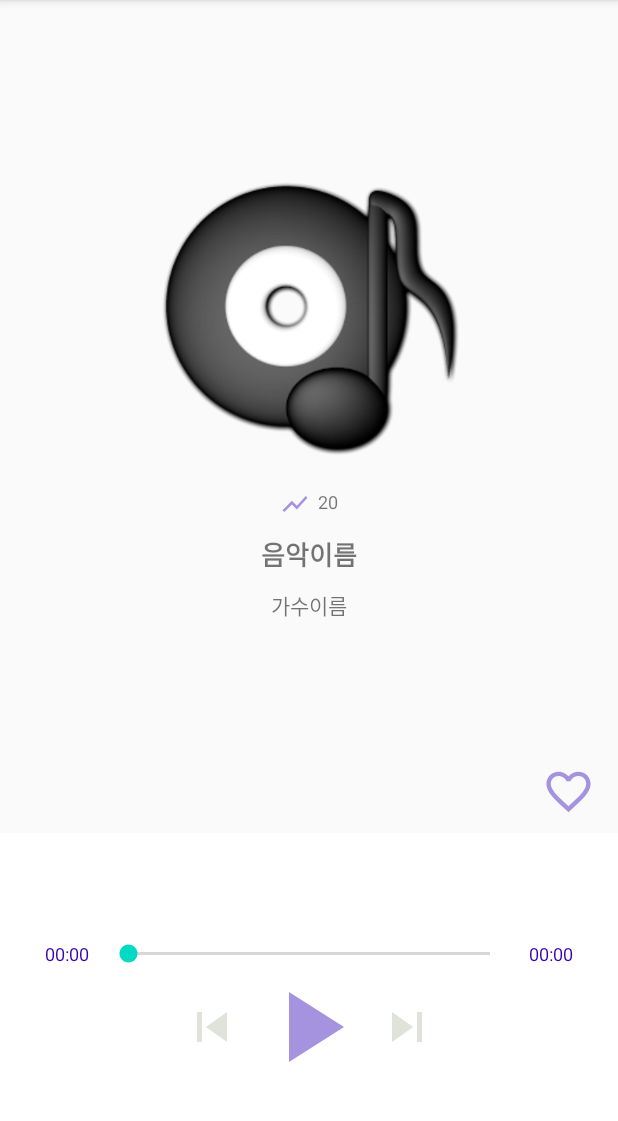
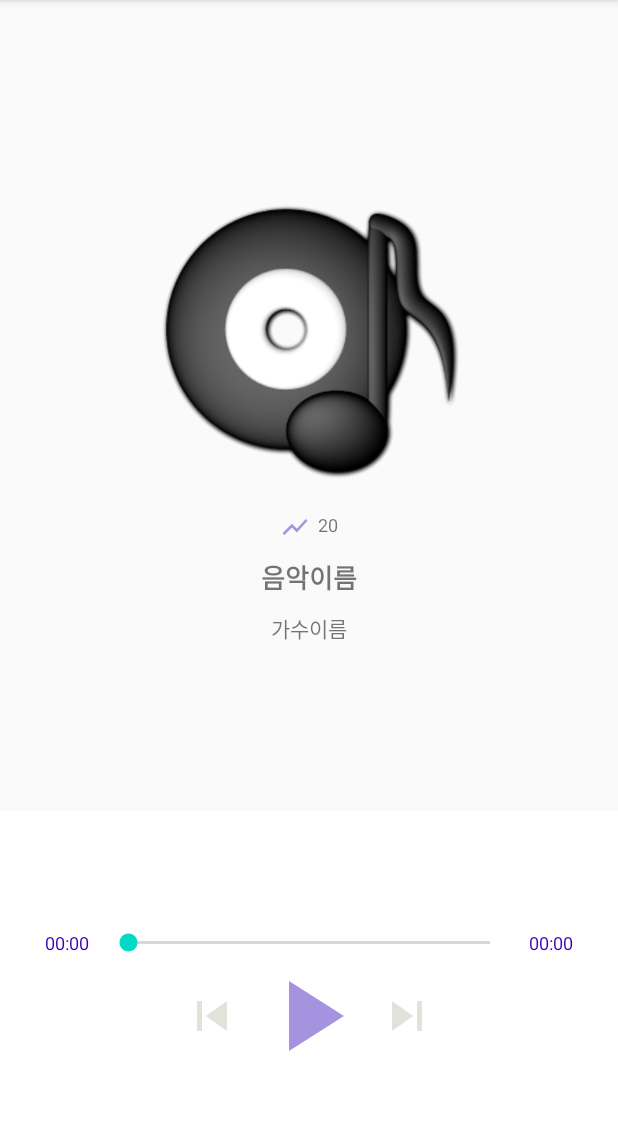
Before and after one commit to rhkrwjddns/MineMusicMP3Player, an Android app: the screen it shows after launch (MainActivity), on a phone screen of 412 x 824 dp, the part 84-1205 px from its top. Run offline under Robolectric (Android 15) with nearby library versions, the phone set to English and light mode, and no system bars.

Commit message:
DB query 수정. 곡 선택시 일시정지 아이콘으로 변환되도록 수정. like 기능삭제.

```diff
--- a/app/src/main/AndroidManifest.xml
+++ b/app/src/main/AndroidManifest.xml
@@ -6,9 +6,9 @@
 
     <application
         android:allowBackup="true"
-        android:icon="@mipmap/ic_launcher"
+        android:icon="@drawable/img_mp3_player"
         android:label="@string/app_name"
-        android:roundIcon="@mipmap/ic_launcher_round"
+        android:roundIcon="@drawable/img_mp3_player"
         android:supportsRtl="true"
         android:theme="@style/Theme.MineMusicMP3Player">
         <activity android:name=".MainActivity">
--- a/app/src/main/java/com/example/minemusicmp3player/MainActivity.java
+++ b/app/src/main/java/com/example/minemusicmp3player/MainActivity.java
@@ -9,6 +9,7 @@ import androidx.recyclerview.widget.LinearLayoutManager;
 import androidx.recyclerview.widget.RecyclerView;
 
 import android.Manifest;
+import android.annotation.SuppressLint;
 import android.database.Cursor;
 import android.os.Bundle;
 import android.provider.MediaStore;
@@ -24,13 +25,11 @@ public class MainActivity extends AppCompatActivity {
     private DrawerLayout drawerLayout;
     private FrameLayout frameLayout;
     private RecyclerView recyclerView;
-    private RecyclerView recyclerLike;
 
     //musicDataArrayList
     private ArrayList<MusicData> musicDataArrayList = new ArrayList<>();
-    private ArrayList<MusicData> likeDataArrayList = new ArrayList<>();
 
-    private MusicAdapter musicAdapter, musicAdapterLike;
+    private MusicAdapter musicAdapter;
     private Player player;
 
     //DB 객체참조변수
@@ -48,18 +47,14 @@ public class MainActivity extends AppCompatActivity {
 
         //어뎁터 생성
         musicAdapter = new MusicAdapter(getApplicationContext());
-        musicAdapterLike = new MusicAdapter(getApplicationContext());
 
         //recyclerView 에서 리니어레이아웃메니저를 적용시켜야 된다.
         LinearLayoutManager linearLayoutManager = new LinearLayoutManager(getApplicationContext());
-        LinearLayoutManager likeLayoutManager = new LinearLayoutManager(getApplicationContext());
 
 
         //recyclerView 에 리니어레이아웃메니저를 적용
         recyclerView.setAdapter(musicAdapter);
         recyclerView.setLayoutManager(linearLayoutManager);
-        recyclerLike.setAdapter(musicAdapter);
-        recyclerLike.setLayoutManager(likeLayoutManager);
 
         //DB생성
         musicDBHelper = MusicDBHelper.getInstance(getApplicationContext());
@@ -67,12 +62,9 @@ public class MainActivity extends AppCompatActivity {
         //ArrayList<MusicData>를 가져와서 musicAdapter 적용시키기
         musicDataArrayList = findMusic();
         musicDBHelper.insertMusicDataToDB(musicDataArrayList);
-        likeDataArrayList = musicDBHelper.selectLikeTBL();
 
         musicAdapter.setMusicList(musicDataArrayList);
         musicAdapter.notifyDataSetChanged();
-        musicAdapterLike.setMusicList(likeDataArrayList);
-        musicAdapterLike.notifyDataSetChanged();
 
 
         //DB 에 저장
@@ -86,16 +78,8 @@ public class MainActivity extends AppCompatActivity {
         musicAdapter.setOnItemClickListener(new MusicAdapter.OnItemClickListener() {
             @Override
             public void onItemClick(View view, int position) {
-                player.setPlayerData(position,true);
+                player.setPlayerData(position);
                 drawerLayout.closeDrawer(Gravity.LEFT);
-            }
-        });
-
-        musicAdapterLike.setOnItemClickListener(new MusicAdapter.OnItemClickListener() {
-            @Override
-            public void onItemClick(View view, int position) {
-                player.setPlayerData(position, true);
-                drawerLayout.closeDrawer(Gravity.RIGHT);
             }
         });
 
@@ -135,7 +119,7 @@ public class MainActivity extends AppCompatActivity {
                 String albumArt = cursor.getString(cursor.getColumnIndex(data[3]));
                 String duration = cursor.getString(cursor.getColumnIndex(data[4]));
 
-                MusicData mData = new MusicData(id, artist, title, albumArt, duration, 0, 0);
+                MusicData mData = new MusicData(id, artist, title, albumArt, duration, 0);
                 sdCardList.add(mData);
             }
         }
@@ -161,7 +145,6 @@ public class MainActivity extends AppCompatActivity {
         frameLayout = (FrameLayout) findViewById(R.id.frameLayout);
         drawerLayout = (DrawerLayout) findViewById(R.id.drawerLayout);
         recyclerView = (RecyclerView) findViewById(R.id.recyclerView);
-        recyclerLike = (RecyclerView) findViewById(R.id.recyclerLike);
     }
 
     public ArrayList<MusicData> getMusicDataArrayList() {
--- a/app/src/main/res/drawable/ic_dislike.xml
+++ /dev/null
@@ -1,5 +0,0 @@
-<vector android:height="35dp" android:tint="#A593E0"
-    android:viewportHeight="24.0" android:viewportWidth="24.0"
-    android:width="35dp" xmlns:android="http://schemas.android.com/apk/res/android">
-    <path android:fillColor="#FF000000" android:pathData="M16.5,3c-1.74,0 -3.41,0.81 -4.5,2.09C10.91,3.81 9.24,3 7.5,3 4.42,3 2,5.42 2,8.5c0,3.78 3.4,6.86 8.55,11.54L12,21.35l1.45,-1.32C18.6,15.36 22,12.28 22,8.5 22,5.42 19.58,3 16.5,3zM12.1,18.55l-0.1,0.1 -0.1,-0.1C7.14,14.24 4,11.39 4,8.5 4,6.5 5.5,5 7.5,5c1.54,0 3.04,0.99 3.57,2.36h1.87C13.46,5.99 14.96,5 16.5,5c2,0 3.5,1.5 3.5,3.5 0,2.89 -3.14,5.74 -7.9,10.05z"/>
-</vector>
--- a/app/src/main/res/drawable/ic_like.xml
+++ /dev/null
@@ -1,5 +0,0 @@
-<vector android:height="35dp" android:tint="#A593E0"
-    android:viewportHeight="24.0" android:viewportWidth="24.0"
-    android:width="35dp" xmlns:android="http://schemas.android.com/apk/res/android">
-    <path android:fillColor="#FF000000" android:pathData="M12,21.35l-1.45,-1.32C5.4,15.36 2,12.28 2,8.5 2,5.42 4.42,3 7.5,3c1.74,0 3.41,0.81 4.5,2.09C13.09,3.81 14.76,3 16.5,3 19.58,3 22,5.42 22,8.5c0,3.78 -3.4,6.86 -8.55,11.54L12,21.35z"/>
-</vector>
--- a/app/src/main/res/layout/activity_main.xml
+++ b/app/src/main/res/layout/activity_main.xml
@@ -1,6 +1,5 @@
 <?xml version="1.0" encoding="utf-8"?>
 <androidx.drawerlayout.widget.DrawerLayout xmlns:android="http://schemas.android.com/apk/res/android"
-    xmlns:app="http://schemas.android.com/apk/res-auto"
     xmlns:tools="http://schemas.android.com/tools"
     android:id="@+id/drawerLayout"
     android:layout_width="match_parent"
@@ -14,6 +13,5 @@
 
     </FrameLayout>
     <include layout="@layout/activity_drawer" />
-    <include layout="@layout/activity_drawer_like"/>
 
 </androidx.drawerlayout.widget.DrawerLayout>
--- a/app/src/main/res/layout/player.xml
+++ b/app/src/main/res/layout/player.xml
@@ -74,24 +74,6 @@
                 android:paddingBottom="10dp"
                 android:text="가수이름"
                 android:textSize="14sp" />
-
-        </LinearLayout>
-
-        <LinearLayout
-            android:layout_width="match_parent"
-            android:layout_height="wrap_content"
-            android:background="#fafafa"
-            android:gravity="bottom|right"
-            android:paddingRight="15dp"
-            android:paddingBottom="10dp">
-
-            <ImageButton
-                android:id="@+id/ibLike"
-                android:layout_width="wrap_content"
-                android:layout_height="wrap_content"
-                android:background="#fafafa"
-                android:src="@drawable/ic_dislike" />
-
 
         </LinearLayout>
 
```
Also changed, not shown: app/src/main/java/com/example/minemusicmp3player/MusicData.java (+1 -11 lines), app/src/main/java/com/example/minemusicmp3player/Player.java (+9 -32 lines), app/src/main/res/layout/activity_drawer_like.xml (deleted, +0 -15 lines), app/src/main/res/drawable/img_mp3_player.png (added).
